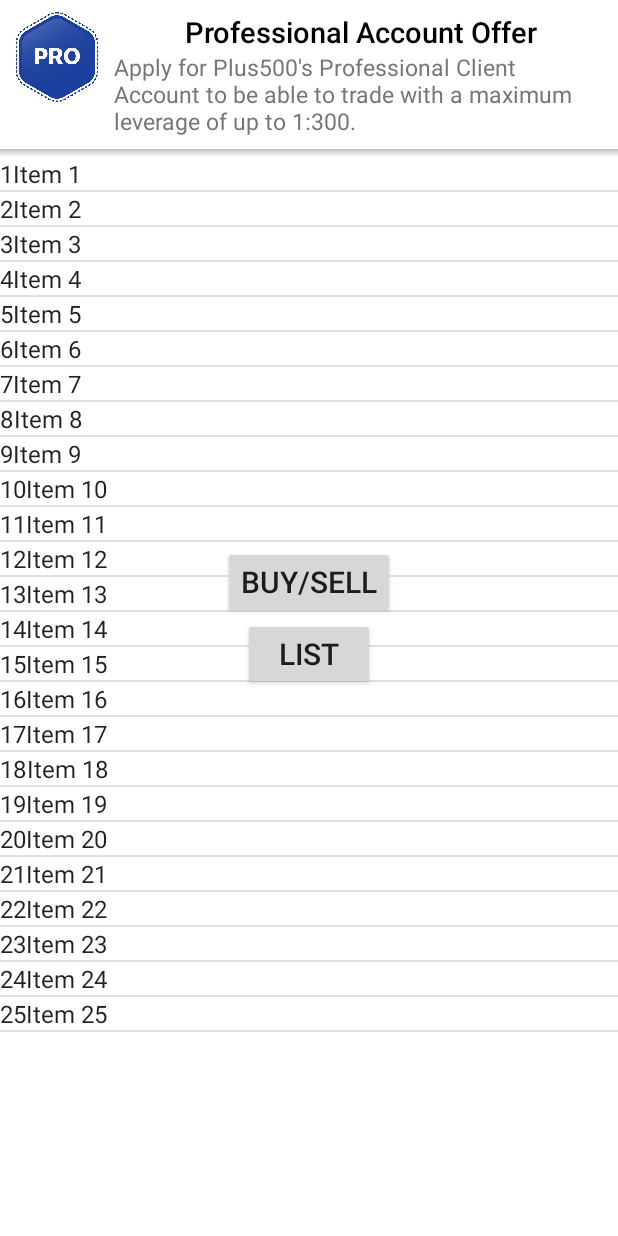
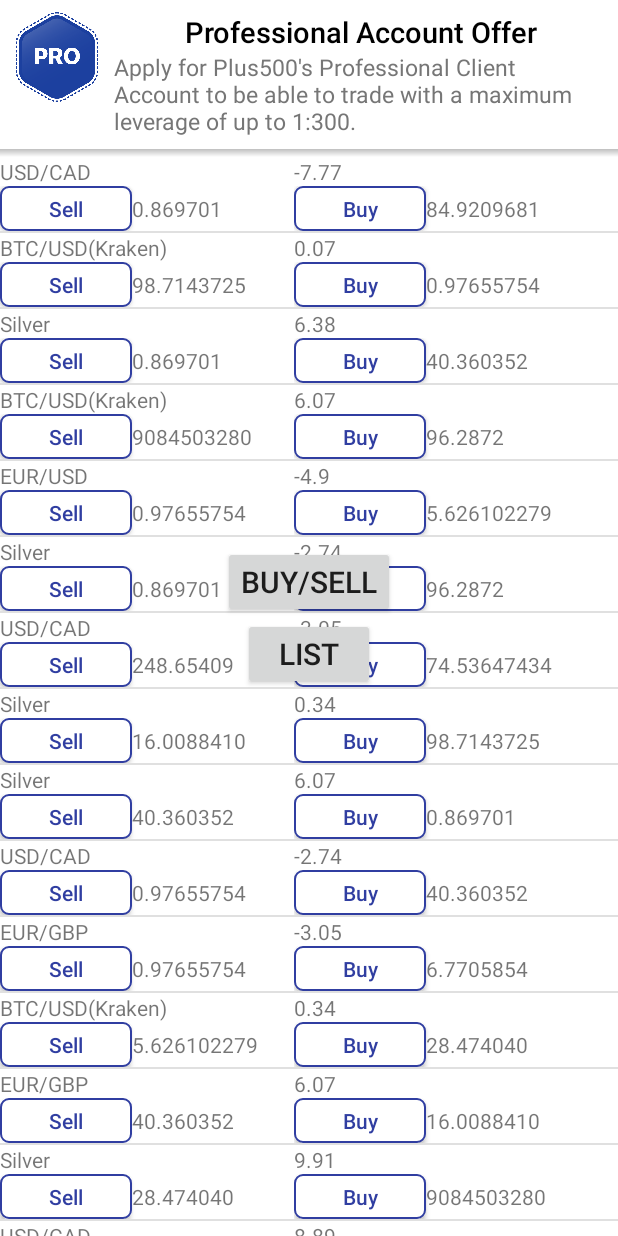
Before and after one commit to vladimirdimovprimeholding/plus500asg, an Android app: the fragment ItemFragment placed in its activity, on a phone screen of 412 x 824 dp. Run offline under Robolectric (Android 15) with nearby library versions, the phone set to English and light mode, and no system bars.

Commit message:
Added dummy data

```diff
--- a/app/src/main/java/com/vlado/plus500asg/list/MyItemRecyclerViewAdapter.kt
+++ b/app/src/main/java/com/vlado/plus500asg/list/MyItemRecyclerViewAdapter.kt
@@ -42,8 +42,10 @@ class MyItemRecyclerViewAdapter(
 
     override fun onBindViewHolder(holder: ViewHolder, position: Int) {
         val item = mValues[position]
-        holder.mIdView.text = item.id
-        holder.mContentView.text = item.content
+        holder.mPairView.text = item.pair
+        holder.mFirstDigitsView.text = item.firstDigits
+        holder.mSecondDigitsView.text = item.secondDigits
+        holder.mPercentageView.text = item.precentage
 
         with(holder.mView) {
             tag = item
@@ -54,11 +56,9 @@ class MyItemRecyclerViewAdapter(
     override fun getItemCount(): Int = mValues.size
 
     inner class ViewHolder(val mView: View) : RecyclerView.ViewHolder(mView) {
-        val mIdView: TextView = mView.item_number
-        val mContentView: TextView = mView.content
-
-        override fun toString(): String {
-            return super.toString() + " '" + mContentView.text + "'"
-        }
+        val mPairView: TextView = mView.pair
+        val mFirstDigitsView: TextView = mView.first_digits
+        val mSecondDigitsView: TextView = mView.second_digits
+        val mPercentageView: TextView = mView.precentage
     }
 }
--- a/app/src/main/java/com/vlado/plus500asg/list/dummy/DummyContent.kt
+++ b/app/src/main/java/com/vlado/plus500asg/list/dummy/DummyContent.kt
@@ -23,6 +23,35 @@ object DummyContent {
 
     private val COUNT = 25
 
+    val somePairs = arrayOf("EUR/GBP", "USD/CAD", "EUR/USD", "BTC/USD(Kraken)", "Gold", "Silver", "CAD/USD")
+    val someDigits = arrayOf(
+        "9084503280",
+        "74.53647434",
+        "6.7705854",
+        "0.869701",
+        "40.360352",
+        "5.626102279",
+        "0.97655754",
+        "248.65409",
+        "84.9209681",
+        "98.7143725",
+        "6.1092235",
+        "0.76232",
+        "16.0088410",
+        "96.2872",
+        "28.474040")
+    val somePrecentages = arrayOf(
+        "0.07",
+        "-7.77",
+        "6.07",
+        "6.38",
+        "-4.9",
+        "0.34",
+        "9.91",
+        "-2.74",
+        "8.89",
+        "-3.05"
+    )
     init {
         // Add some sample items.
         for (i in 1..COUNT) {
@@ -36,14 +65,15 @@ object DummyContent {
 
     private fun addItem(item: DummyItem) {
         ITEMS.add(item)
-        ITEM_MAP.put(item.id, item)
+//        ITEM_MAP.put(item.id, item)
     }
 
     private fun createDummyItem(position: Int): DummyItem {
         return DummyItem(
-            position.toString(),
-            "Item " + position,
-            makeDetails(position)
+            somePairs.random(),
+            someDigits.random(),
+            somePrecentages.random(),
+            someDigits.random()
         )
     }
 
@@ -59,7 +89,7 @@ object DummyContent {
     /**
      * A dummy item representing a piece of content.
      */
-    data class DummyItem(val id: String, val content: String, val details: String) {
-        override fun toString(): String = content
+    data class DummyItem(val pair: String, val firstDigits: String, val precentage: String, val secondDigits: String) {
+
     }
 }
--- a/app/src/main/res/layout/fragment_item.xml
+++ b/app/src/main/res/layout/fragment_item.xml
@@ -1,18 +1,72 @@
 <?xml version="1.0" encoding="utf-8"?>
 <LinearLayout xmlns:android="http://schemas.android.com/apk/res/android"
+              xmlns:tools="http://schemas.android.com/tools" android:layout_width="match_parent"
+              android:layout_height="wrap_content"
+              android:orientation="horizontal"
+              android:background="@color/colorWhite">
+
+    <LinearLayout
+            android:layout_weight="1"
+            android:orientation="vertical"
+            android:layout_width="match_parent"
+            android:layout_height="wrap_content">
+        <TextView
+                android:id="@+id/pair"
+                android:layout_width="wrap_content"
+                android:layout_height="wrap_content"
+                android:text="EUR/GBP"/>
+
+        <LinearLayout
                 android:layout_width="match_parent"
                 android:layout_height="wrap_content"
                 android:orientation="horizontal">
+            <Button
+                    android:layout_width="wrap_content"
+                    android:layout_height="30dp"
+                    style="@style/ItemButton"
+                    android:text="@string/sell"/>
 
             <TextView
-            android:id="@+id/item_number"
+                    android:text="0.4324234"
+                    android:id="@+id/first_digits"
+                    android:layout_width="wrap_content"
+                    android:layout_height="wrap_content"/>
+        </LinearLayout>
+    </LinearLayout>
+    <LinearLayout
+            android:layout_weight="1"
+            android:orientation="vertical"
+            android:layout_width="match_parent"
+            android:layout_height="wrap_content">
+        <TextView
+                android:id="@+id/precentage"
                 android:layout_width="wrap_content"
                 android:layout_height="wrap_content"
-            android:textAppearance="?attr/textAppearanceListItem"/>
+                android:text="0.15%"/>
+        <LinearLayout
+                android:layout_width="match_parent"
+                android:layout_height="wrap_content"
+                android:orientation="horizontal">
+            <Button
+                    android:layout_width="wrap_content"
+                    android:layout_height="30dp"
+                    style="@style/ItemButton"
+                    android:text="@string/buy"/>
 
             <TextView
-            android:id="@+id/content"
+                    android:text="0.243343"
+                    android:id="@+id/second_digits"
                     android:layout_width="wrap_content"
-            android:layout_height="wrap_content"
-            android:textAppearance="?attr/textAppearanceListItem"/>
+                    android:layout_height="wrap_content"/>
         </LinearLayout>
+    </LinearLayout>
+
+    <ImageButton
+            android:layout_gravity="center"
+            android:layout_width="20dp"
+            android:layout_height="20dp"
+            android:layout_weight="0"
+            tools:src="@drawable/ic_info"
+            android:background="@null" android:scaleType="fitXY"/>
+
+</LinearLayout>
--- a/app/src/main/res/values/dimens.xml
+++ b/app/src/main/res/values/dimens.xml
@@ -18,6 +18,7 @@
     <dimen name="buysell_plus_minus_button_width">45dp</dimen>
     <dimen name="buysell_plus_minus_button_height">40dp</dimen>
     <dimen name="buysell_confirm_cancel_button_height">40dp</dimen>
+    <dimen name="buysell_edittext_height">40dp</dimen>
     <!-- List -->
 
 
```
Also changed, not shown: app/src/main/res/layout/fragment_buy_sell.xml (+53 -31 lines), app/src/main/res/values/styles.xml (+16 -1 lines). Lines whose indentation alone changed are shown as unchanged.
